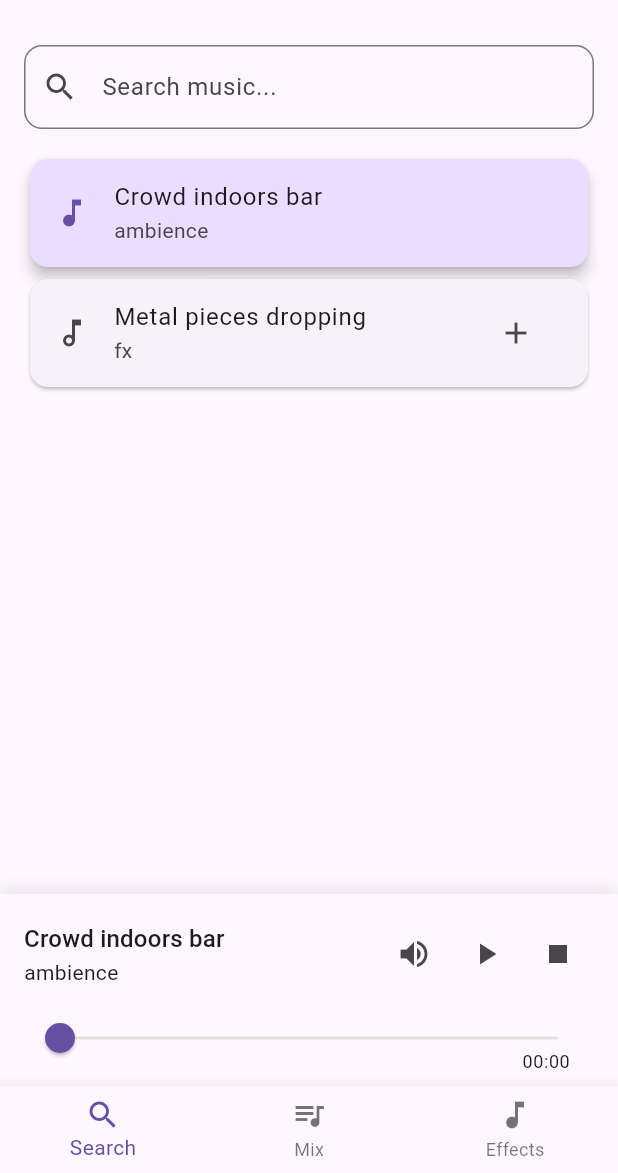
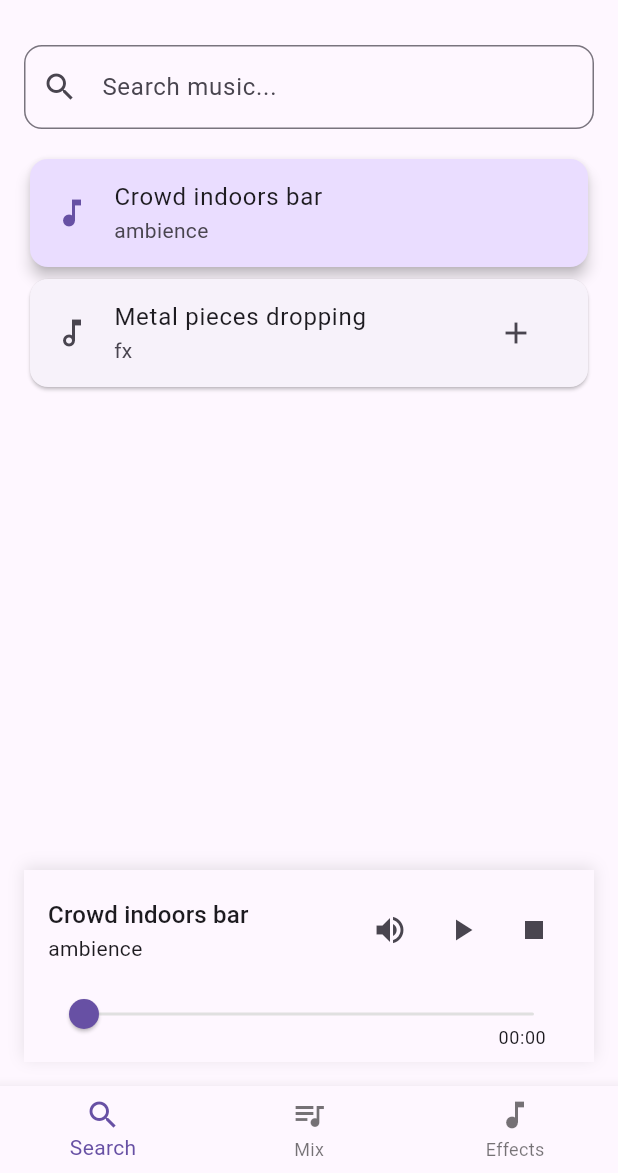
Before and after one commit to Deathtroy/infinite-chaos, a Flutter app: the screen it shows after launch, after a tap on the "add" icon, after a tap on "Crowd indoors bar", on a phone screen of 412 x 824 dp, the part 63-1236 px from its top. Run offline on Flutter 3.47's test engine with Material 3 defaults, Android fonts, the light colour scheme and no system bars; our stand-ins replace hive, hive_flutter, just_audio, rxdart; missing offline and left inert: audio_session, just_audio_media_kit; accounts and stored records are empty; statements that could not run were skipped.

Commit message:
Revert global provider for search player

```diff
--- a/lib/main.dart
+++ b/lib/main.dart
@@ -1,12 +1,9 @@
 import 'media_kit_stub.dart' if (dart.library.io) 'media_kit_impl.dart';
 import 'package:flutter/material.dart';
-import 'package:provider/provider.dart';
 import 'package:hive_flutter/hive_flutter.dart';
 import 'screens/music_search_screen.dart';
 import 'screens/mix_screen.dart';
 import 'screens/sound_effects_screen.dart';
-import 'widgets/player_widget.dart';
-import 'providers/player_provider.dart';
 import 'models/mix.dart';
 import 'models/music_track.dart';
 
@@ -19,12 +16,7 @@ void main() async {
   Hive.registerAdapter(TrackVolumeAdapter());
   Hive.registerAdapter(MusicTrackAdapter());
 
-  runApp(
-    ChangeNotifierProvider(
-      create: (context) => PlayerProvider(),
-      child: const MainApp(),
-    ),
-  );
+  runApp(const MainApp());
 }
 
 class MainApp extends StatelessWidget {
@@ -65,22 +57,7 @@ class _HomeScreenState extends State<HomeScreen> {
       appBar: AppBar(
         title: const Text('Infinite Chaos'),
       ),
-      body: Column(
-        children: [
-          Expanded(
-            child: _screens[_selectedIndex],
-          ),
-          Consumer<PlayerProvider>(
-            builder: (context, playerProvider, child) {
-              if (playerProvider.currentTrack == null) return const SizedBox.shrink();
-              return PlayerWidget(
-                currentTrack: playerProvider.currentTrack,
-                onStop: playerProvider.stopPlayback,
-              );
-            },
-          ),
-        ],
-      ),
+      body: _screens[_selectedIndex],
       bottomNavigationBar: BottomNavigationBar(
         currentIndex: _selectedIndex,
         onTap: (index) {
--- a/lib/providers/player_provider.dart
+++ /dev/null
@@ -1,17 +0,0 @@
-import 'package:flutter/foundation.dart';
-import '../models/music_track.dart';
-
-class PlayerProvider extends ChangeNotifier {
-  MusicTrack? _currentTrack;
-  MusicTrack? get currentTrack => _currentTrack;
-
-  void playTrack(MusicTrack track) {
-    _currentTrack = track;
-    notifyListeners();
-  }
-
-  void stopPlayback() {
-    _currentTrack = null;
-    notifyListeners();
-  }
-}
--- a/lib/screens/music_search_screen.dart
+++ b/lib/screens/music_search_screen.dart
@@ -1,10 +1,9 @@
 import 'package:flutter/material.dart';
-import 'package:provider/provider.dart';
 import 'package:hive_flutter/hive_flutter.dart';
 import '../models/music_track.dart';
 import '../models/mix.dart';
 import '../repositories/music_repository.dart';
-import '../providers/player_provider.dart';
+import '../widgets/player_widget.dart';
 
 class MusicSearchScreen extends StatefulWidget {
   const MusicSearchScreen({super.key});
@@ -19,6 +18,7 @@ class _MusicSearchScreenState extends State<MusicSearchScreen> {
   List<MusicTrack> _filteredTracks = [];
   String _searchQuery = '';
   bool _isBoxReady = false;
+  MusicTrack? _selectedTrack;
 
   @override
   void initState() {
@@ -64,7 +64,9 @@ class _MusicSearchScreenState extends State<MusicSearchScreen> {
 
   @override
   Widget build(BuildContext context) {
-    return Padding(
+    return Stack(
+      children: [
+        Padding(
           padding: const EdgeInsets.all(16.0),
           child: Column(
             children: [
@@ -104,14 +106,12 @@ class _MusicSearchScreenState extends State<MusicSearchScreen> {
                           style: Theme.of(context).textTheme.bodyLarge,
                         ),
                       )
-                    : Consumer<PlayerProvider>(
-                        builder: (context, playerProvider, child) {
-                          return ListView.builder(
+                    : ListView.builder(
                             padding: const EdgeInsets.only(bottom: 16),
                             itemCount: _filteredTracks.length,
                             itemBuilder: (context, index) {
                               final track = _filteredTracks[index];
-                              final isSelected = playerProvider.currentTrack?.id == track.id;
+                              final isSelected = _selectedTrack?.id == track.id;
 
                               return Card(
                                 elevation: isSelected ? 4 : 1,
@@ -119,7 +119,11 @@ class _MusicSearchScreenState extends State<MusicSearchScreen> {
                                     ? Theme.of(context).colorScheme.primaryContainer
                                     : null,
                                 child: InkWell(
-                                  onTap: () => playerProvider.playTrack(track),
+                                  onTap: () {
+                                    setState(() {
+                                      _selectedTrack = track;
+                                    });
+                                  },
                                   child: ListTile(
                                     trailing: ValueListenableBuilder<Box<Mix>>(
                                       valueListenable: Hive.box<Mix>('mix').listenable(),
@@ -173,12 +177,24 @@ class _MusicSearchScreenState extends State<MusicSearchScreen> {
                                 ),
                               );
                             },
-                          );
+                          ),
+          ),
+            ],
+          ),
+        ),
+        if (_selectedTrack != null)
+          Positioned(
+            left: 16,
+            right: 16,
+            bottom: 16,
+            child: PlayerWidget(
+              currentTrack: _selectedTrack,
+              onStop: () {
+                setState(() => _selectedTrack = null);
               },
             ),
           ),
       ],
-      ),
     );
   }
 }
```
Lines whose indentation alone changed are shown as unchanged.
